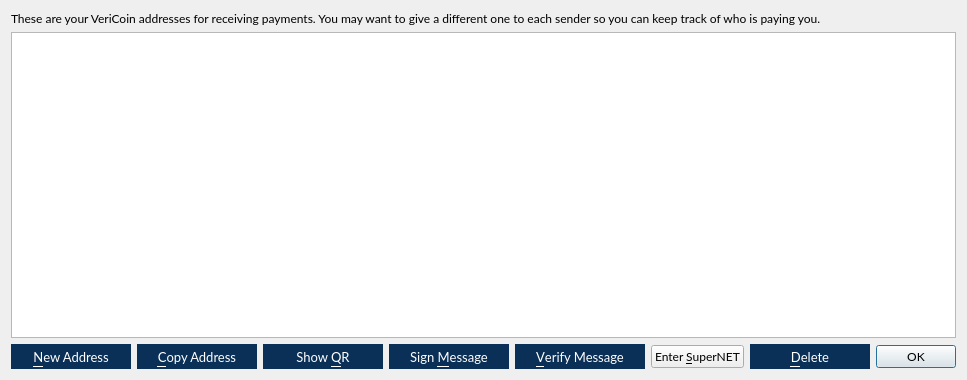
VeriConomy/vericoin, file src/qt/forms/addressbookpage.ui: the form before one commit.
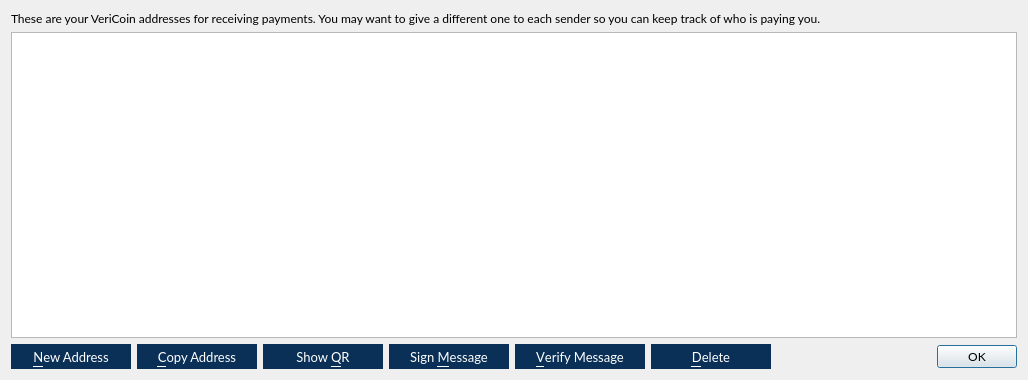
The form after the commit. Icons and pictures are not drawn.

Commit message: SuperNET and Chat buttons

Patch:
```diff
--- a/src/qt/forms/addressbookpage.ui
+++ b/src/qt/forms/addressbookpage.ui
@@ -6,7 +6,7 @@
    <rect>
     <x>0</x>
     <y>0</y>
-    <width>903</width>
+    <width>1028</width>
     <height>380</height>
    </rect>
   </property>
@@ -244,21 +244,6 @@
        </property>
       </widget>
      </item>
-     <item>
-       <widget class="QPushButton" name="accessNxt">
-         <property name="toolTip">
-           <string>Enter SuperNET</string>
-         </property>
-         <property name="text">
-           <string>Enter &amp;SuperNET</string>
-         </property>
-         <property name="icon">
-           <iconset resource="../bitcoin.qrc">
-             <normaloff>:/icons/supernet</normaloff>:/icons/supernet
-           </iconset>
-         </property>
-       </widget>
-     </item>
      <item>
       <widget class="QPushButton" name="deleteButton">
        <property name="minimumSize">
```
The commit also changes 17 other files.
